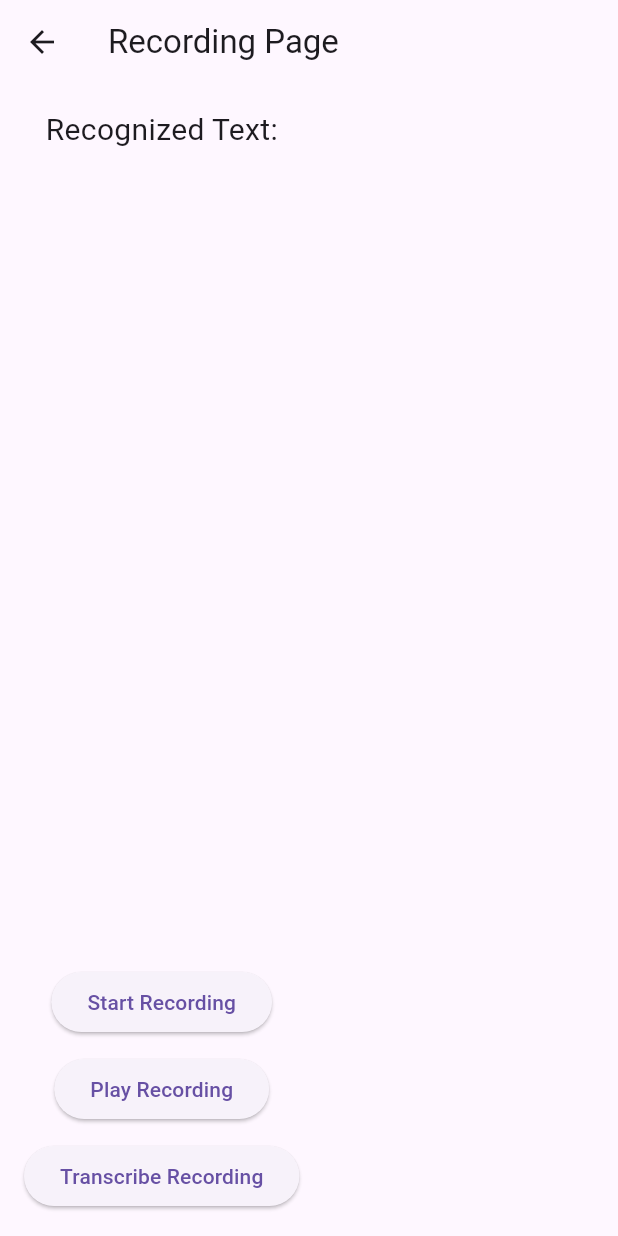
After one commit to Rishab-ms/EasySpeechToText, a Flutter app: the screen it shows after launch, after a tap on "Go to Recording Page", on a phone screen of 412 x 824 dp. The commit adds this screen. Run offline on Flutter 3.47's test engine with Material 3 defaults, Android fonts, the phone set to English and light mode, and no system bars; our stand-ins replace plugin_platform_interface; missing offline and left inert: flutter_sound.

Commit message:
feat: enhance recording features and UI in the app
- Update AndroidManifest.xml to replace both the label and icon attributes.
- Add a new WAV audio file for speech recognition.
- Change MyApp from a StatefulWidget to a StatelessWidget in main.dart.
- Implement recording and playback capabilities in the new recording_page.dart file.
- Add functionality to transcribe recordings in the recording_page.dart.
- Add the new audio file as an asset in pubspec.yaml.

Signed-off-by: Oliver <tc3oliver@gmail.com>

```diff
--- a/example/lib/main.dart
+++ b/example/lib/main.dart
@@ -1,21 +1,39 @@
+import 'dart:io';
+
+import 'package:easy_speech_to_text_example/recording_page.dart';
 import 'package:flutter/material.dart';
+import 'package:flutter/services.dart';
+import 'package:path_provider/path_provider.dart';
 import 'package:easy_speech_to_text/easy_speech_to_text.dart';
 
 void main() {
   runApp(const MyApp());
 }
 
-class MyApp extends StatefulWidget {
+class MyApp extends StatelessWidget {
   const MyApp({super.key});
 
   @override
-  State<MyApp> createState() => _MyAppState();
+  Widget build(BuildContext context) {
+    return MaterialApp(
+      title: 'Easy Speech to Text Example',
+      home: const HomePage(), // 使用 HomePage 作為主頁
+    );
+  }
 }
 
-class _MyAppState extends State<MyApp> {
+class HomePage extends StatefulWidget {
+  const HomePage({super.key});
+
+  @override
+  State<HomePage> createState() => _HomePageState();
+}
+
+class _HomePageState extends State<HomePage> {
   final EasySpeechToText _speechToText = EasySpeechToText();
   String _recognizedText = '';
   bool _isListening = false;
+  bool _isTranscribing = false;
 
   @override
   void initState() {
@@ -48,15 +66,14 @@ class _MyAppState extends State<MyApp> {
       localeId: 'zh_TW',
       onResult: (text) {
         setState(() {
-          // 確認這次辨識結果與之前的不同，才進行更新
           if (!_recognizedText.endsWith(text)) {
             debugPrint('Recognized: $text');
-            _recognizedText += text; // 追加新的結果
+            _recognizedText += text;
           }
         });
       },
       onError: (error) {
-        debugPrint('Error111: $error');
+        debugPrint('Error: $error');
         if (error != 'No match found') {
           setState(() {
             _isListening = false;
@@ -81,16 +98,62 @@ class _MyAppState extends State<MyApp> {
     });
   }
 
+  Future<void> _transcribeRecording() async {
+    setState(() {
+      _isTranscribing = true;
+      _recognizedText = ''; // 清空之前的結果
+    });
+
+    try {
+      // 獲取應用程式文件目錄
+      final directory = await getApplicationDocumentsDirectory();
+      final filePath = '${directory.path}/1_16k.wav';
+
+      // 檢查檔案是否已經存在，若不存在則從 assets 複製
+      final file = File(filePath);
+      if (!file.existsSync()) {
+        final byteData = await rootBundle.load('assets/1_16k.wav');
+        await file.writeAsBytes(byteData.buffer.asUint8List());
+      }
+
+      final result = await _speechToText.transcribe(filePath: filePath);
+      setState(() {
+        _recognizedText = result ?? 'Transcription failed or no result';
+      });
+    } catch (e) {
+      debugPrint('Error transcribing recording: $e');
+      setState(() {
+        _recognizedText = 'Error transcribing recording: $e';
+      });
+    } finally {
+      setState(() {
+        _isTranscribing = false;
+      });
+    }
+  }
+
   @override
   Widget build(BuildContext context) {
-    return MaterialApp(
-      title: 'Easy Speech to Text Example',
-      home: Scaffold(
+    return Scaffold(
       appBar: AppBar(title: const Text('Easy Speech to Text Example')),
       body: Padding(
         padding: const EdgeInsets.all(16.0),
         child: Column(
           children: [
+            Center(
+              child: ElevatedButton(
+                onPressed: () {
+                  Navigator.push(
+                    context,
+                    MaterialPageRoute(
+                      builder: (context) => const RecordingPage(),
+                    ),
+                  );
+                },
+                child: const Text('Go to Recording Page'),
+              ),
+            ),
+            const SizedBox(height: 20),
             const Text(
               'Recognized Text:',
               style: TextStyle(fontSize: 20),
@@ -119,8 +182,17 @@ class _MyAppState extends State<MyApp> {
               onPressed: _cancelListening,
               child: const Text('Cancel Listening'),
             ),
+            const SizedBox(height: 10),
+            _isTranscribing
+                ? const ElevatedButton(
+                    onPressed: null,
+                    child: Text('Transcribing...'),
+                  )
+                : ElevatedButton(
+                    onPressed: _transcribeRecording,
+                    child: const Text('Transcribe Recording'),
+                  ),
           ],
-          ),
         ),
       ),
     );
--- /dev/null
+++ b/example/lib/recording_page.dart
@@ -0,0 +1,195 @@
+
+import 'package:flutter/material.dart';
+import 'package:path_provider/path_provider.dart';
+import 'package:easy_speech_to_text/easy_speech_to_text.dart';
+import 'package:flutter_sound/flutter_sound.dart';
+
+class RecordingPage extends StatefulWidget {
+  const RecordingPage({super.key});
+
+  @override
+  State<RecordingPage> createState() => _RecordingPageState();
+}
+
+class _RecordingPageState extends State<RecordingPage> {
+  final EasySpeechToText _speechToText = EasySpeechToText();
+  final FlutterSoundRecorder _recorder = FlutterSoundRecorder();
+  final FlutterSoundPlayer _player = FlutterSoundPlayer();
+  bool _isRecording = false;
+  bool _isPlaying = false;
+  bool _isTranscribing = false;
+  String _recognizedText = '';
+  String _recordingPath = '';
+
+  @override
+  void initState() {
+    super.initState();
+    _initialize();
+  }
+
+  Future<void> _initialize() async {
+    await _recorder.openRecorder();
+    await _player.openPlayer();
+    await _initializeSpeech();
+  }
+
+  Future<void> _initializeSpeech() async {
+    try {
+      await _speechToText.initialize();
+      bool hasPermission = await _speechToText.hasPermission();
+      if (!hasPermission) {
+        hasPermission = await _speechToText.requestPermission();
+      }
+      if (!hasPermission) {
+        debugPrint('Permission not granted');
+      }
+    } catch (e) {
+      debugPrint('Error initializing speech recognition: $e');
+    }
+  }
+
+  Future<void> _startRecording() async {
+    try {
+      final directory = await getApplicationDocumentsDirectory();
+      _recordingPath = '${directory.path}/recording.wav';
+
+      await _recorder.startRecorder(toFile: _recordingPath);
+      setState(() {
+        _isRecording = true;
+        _recognizedText = '';
+      });
+    } catch (e) {
+      debugPrint('Error starting recording: $e');
+    }
+  }
+
+  Future<void> _stopRecording() async {
+    try {
+      await _recorder.stopRecorder();
+      setState(() {
+        _isRecording = false;
+      });
+    } catch (e) {
+      debugPrint('Error stopping recording: $e');
+    }
+  }
+
+  Future<void> _playRecording() async {
+    try {
+      if (_recordingPath.isEmpty) return;
+      await _player.startPlayer(fromURI: _recordingPath);
+      setState(() {
+        _isPlaying = true;
+      });
+
+      _player.setSubscriptionDuration(const Duration(milliseconds: 100));
+      _player.onProgress!.listen((event) {
+        if (event.position >= event.duration) {
+          setState(() {
+            _isPlaying = false;
+          });
+        }
+      });
+    } catch (e) {
+      debugPrint('Error playing recording: $e');
+    }
+  }
+
+  Future<void> _stopPlaying() async {
+    try {
+      await _player.stopPlayer();
+      setState(() {
+        _isPlaying = false;
+      });
+    } catch (e) {
+      debugPrint('Error stopping playback: $e');
+    }
+  }
+
+  Future<void> _transcribeRecording() async {
+    setState(() {
+      _isTranscribing = true;
+      _recognizedText = ''; // 清空之前的結果
+    });
+
+    try {
+      final result = await _speechToText.transcribe(filePath: _recordingPath);
+      setState(() {
+        _recognizedText = result ?? 'Transcription failed or no result';
+      });
+    } catch (e) {
+      debugPrint('Error transcribing recording: $e');
+      setState(() {
+        _recognizedText = 'Error transcribing recording: $e';
+      });
+    } finally {
+      setState(() {
+        _isTranscribing = false;
+      });
+    }
+  }
+
+  @override
+  void dispose() {
+    _recorder.closeRecorder();
+    _player.closePlayer();
+    super.dispose();
+  }
+
+  @override
+  Widget build(BuildContext context) {
+    return Scaffold(
+      appBar: AppBar(title: const Text('Recording Page')),
+      body: Padding(
+        padding: const EdgeInsets.all(16.0),
+        child: Column(
+          children: [
+            const Text(
+              'Recognized Text:',
+              style: TextStyle(fontSize: 20),
+            ),
+            const SizedBox(height: 10),
+            Expanded(
+              child: SingleChildScrollView(
+                child: Text(
+                  _recognizedText,
+                  style: const TextStyle(fontSize: 18),
+                ),
+              ),
+            ),
+            const SizedBox(height: 20),
+            _isRecording
+                ? ElevatedButton(
+                    onPressed: _stopRecording,
+                    child: const Text('Stop Recording'),
+                  )
+                : ElevatedButton(
+                    onPressed: _startRecording,
+                    child: const Text('Start Recording'),
+                  ),
+            const SizedBox(height: 10),
+            _isPlaying
+                ? ElevatedButton(
+                    onPressed: _stopPlaying,
+                    child: const Text('Stop Playing'),
+                  )
+                : ElevatedButton(
+                    onPressed: _playRecording,
+                    child: const Text('Play Recording'),
+                  ),
+            const SizedBox(height: 10),
+            _isTranscribing
+                ? const ElevatedButton(
+                    onPressed: null,
+                    child: Text('Transcribing...'),
+                  )
+                : ElevatedButton(
+                    onPressed: _transcribeRecording,
+                    child: const Text('Transcribe Recording'),
+                  ),
+          ],
+        ),
+      ),
+    );
+  }
+}
```
Also changed, not shown: example/pubspec.yaml (+4 -30 lines), example/pubspec.lock, 2 other files. Lines whose indentation alone changed are shown as unchanged.
